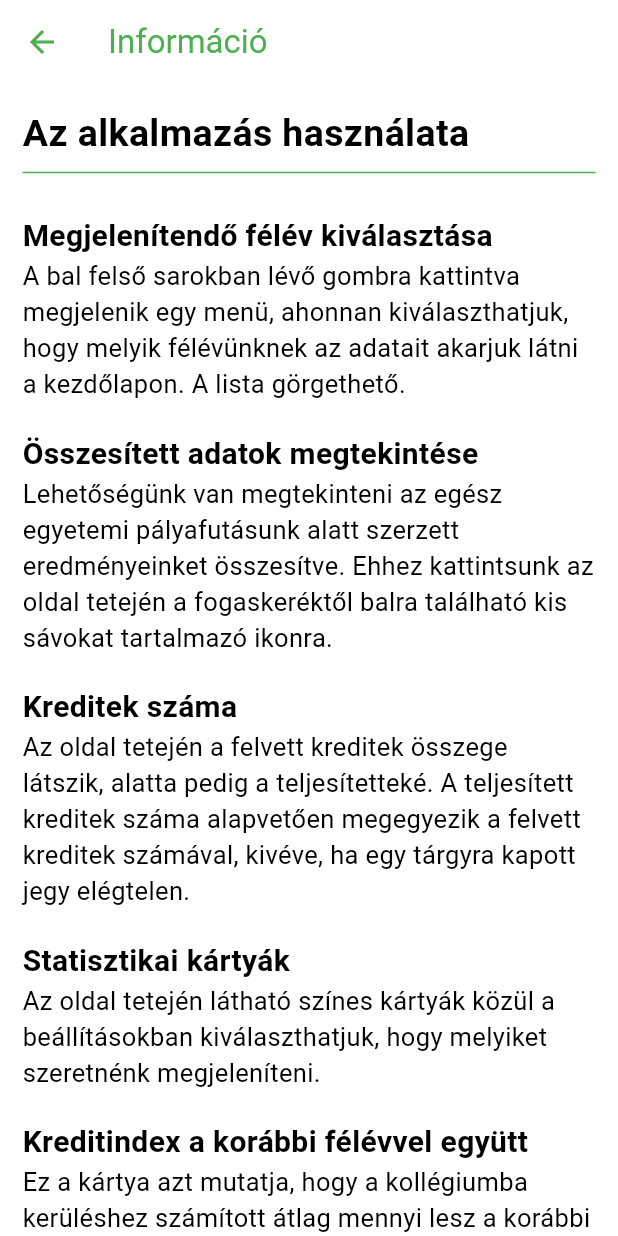
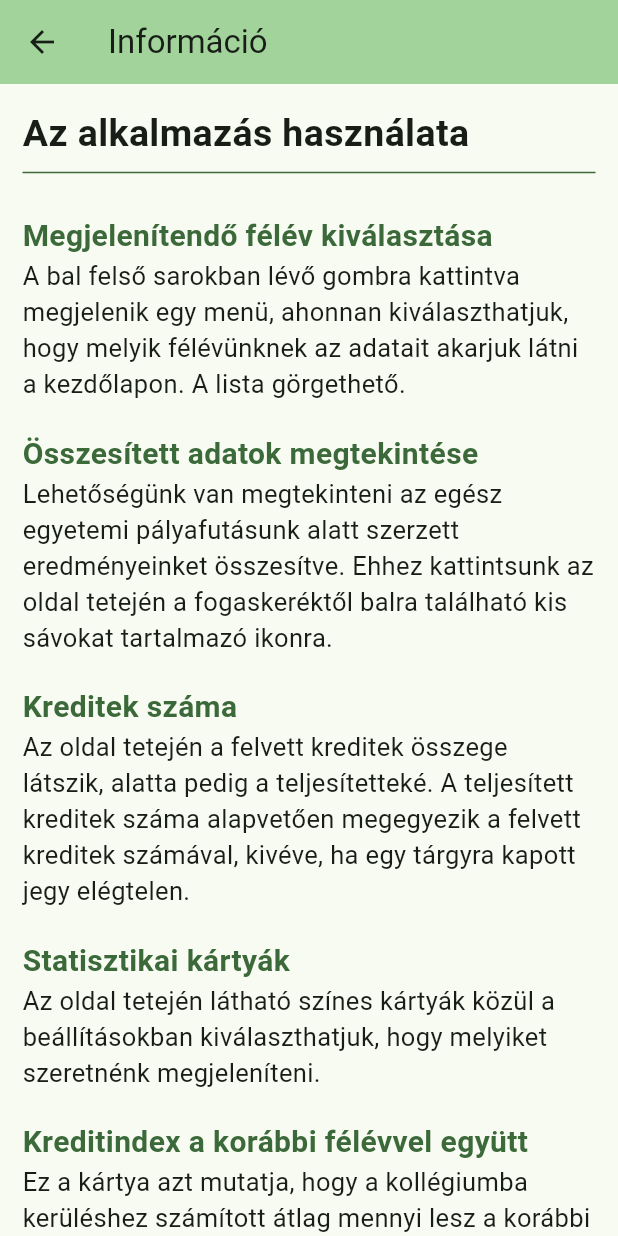
Before and after one commit to balazs003/kreditindex_calculator, a Flutter app: the InfoPage screen opened by its route, on a phone screen of 412 x 824 dp. Run offline on Flutter 3.47's test engine with Material 3 defaults, Android fonts, the phone set to English and light mode, and no system bars; our stand-ins replace adaptive_theme, flutter_slidable, shared_preferences, sqflite; accounts and stored records are empty.

Commit message:
Added support for setting 3 modes of light/dark theme, customized all elements to match that, simplified info page text setting

```diff
--- a/lib/info_page.dart
+++ b/lib/info_page.dart
@@ -1,4 +1,20 @@
 import 'package:flutter/material.dart';
+
+Text headerText(String data, Color color) {
+  return Text(
+    data,
+    style: TextStyle(fontSize: 20, fontWeight: FontWeight.bold, color: color),
+  );
+}
+
+Text descriptionText(String data) {
+  return Text(
+    data,
+    style: const TextStyle(
+      fontSize: 17,
+    ),
+  );
+}
 
 class InfoPage extends StatelessWidget {
   const InfoPage({super.key});
@@ -15,201 +31,116 @@ class InfoPage extends StatelessWidget {
           },
         ),
       ),
-      body: const SingleChildScrollView(
+      body: SingleChildScrollView(
         child: Padding(
-          padding: EdgeInsets.all(15),
+          padding: const EdgeInsets.all(15),
           child: Column(
             crossAxisAlignment: CrossAxisAlignment.start,
             children: [
-              Text(
+              const Text(
                 'Az alkalmazás használata',
-                style: TextStyle(
-                  fontSize: 25,
-                  fontWeight: FontWeight.bold
-                ),
+                style: TextStyle(fontSize: 25, fontWeight: FontWeight.bold),
               ),
-              Divider(color: Colors.green,),
-              SizedBox(height: 20,),
-              Text(
-                'Megjelenítendő félév kiválasztása',
-                style: TextStyle(
-                    fontSize: 20,
-                    fontWeight: FontWeight.bold
-                ),
+              Divider(
+                color: Theme.of(context).colorScheme.primary,
               ),
-              Text(
-                'A bal felső sarokban lévő gombra kattintva megjelenik egy menü, ahonnan kiválaszthatjuk, hogy melyik félévünknek az adatait akarjuk látni a kezdőlapon. A lista görgethető.',
-                style: TextStyle(
-                  fontSize: 17,
-                ),
+              const SizedBox(
+                height: 20,
               ),
-              SizedBox(height: 20,),
-              Text(
-                'Összesített adatok megtekintése',
-                style: TextStyle(
-                    fontSize: 20,
-                    fontWeight: FontWeight.bold
-                ),
+              headerText('Megjelenítendő félév kiválasztása',
+                  Theme.of(context).colorScheme.primary),
+              descriptionText(
+                  'A bal felső sarokban lévő gombra kattintva megjelenik egy menü, ahonnan kiválaszthatjuk, hogy melyik félévünknek az adatait akarjuk látni a kezdőlapon. A lista görgethető.'),
+              const SizedBox(
+                height: 20,
               ),
-              Text(
-                'Lehetőségünk van megtekinteni az egész egyetemi pályafutásunk alatt szerzett eredményeinket összesítve. Ehhez kattintsunk az oldal tetején a fogaskeréktől balra található kis sávokat tartalmazó ikonra.',
-                style: TextStyle(
-                  fontSize: 17,
-                ),
+              headerText('Összesített adatok megtekintése',
+                  Theme.of(context).colorScheme.primary),
+              descriptionText(
+                  'Lehetőségünk van megtekinteni az egész egyetemi pályafutásunk alatt szerzett eredményeinket összesítve. Ehhez kattintsunk az oldal tetején a fogaskeréktől balra található kis sávokat tartalmazó ikonra.'),
+              const SizedBox(
+                height: 20,
               ),
-              SizedBox(height: 20,),
-              Text(
-                'Kreditek száma',
-                style: TextStyle(
-                    fontSize: 20,
-                    fontWeight: FontWeight.bold
-                ),
+              headerText(
+                  'Kreditek száma', Theme.of(context).colorScheme.primary),
+              descriptionText(
+                  'Az oldal tetején a felvett kreditek összege látszik, alatta pedig a teljesítetteké. A teljesített kreditek száma alapvetően megegyezik a felvett kreditek számával, kivéve, ha egy tárgyra kapott jegy elégtelen.'),
+              const SizedBox(
+                height: 20,
               ),
-              Text(
-                'Az oldal tetején a felvett kreditek összege látszik, alatta pedig a teljesítetteké. A teljesített kreditek száma alapvetően megegyezik a felvett kreditek számával, kivéve, ha egy tárgyra kapott jegy elégtelen.',
-                style: TextStyle(
-                  fontSize: 17,
-                ),
+              headerText('Statisztikai kártyák',
+                  Theme.of(context).colorScheme.primary),
+              descriptionText(
+                  'Az oldal tetején látható színes kártyák közül a beállításokban kiválaszthatjuk, hogy melyiket szeretnénk megjeleníteni.'),
+              const SizedBox(
+                height: 20,
               ),
-              SizedBox(height: 20,),
-              Text(
-                'Statisztikai kártyák',
-                style: TextStyle(
-                    fontSize: 20,
-                    fontWeight: FontWeight.bold
-                ),
+              headerText('Kreditindex a korábbi félévvel együtt',
+                  Theme.of(context).colorScheme.primary),
+              descriptionText(
+                  'Ez a kártya azt mutatja, hogy a kollégiumba kerüléshez számított átlag mennyi lesz a korábbi félévben megszerzett átlaggal együtt. Ez az információ a BME VIK-re járó kollégistáknak lehet releváns.'),
+              const SizedBox(
+                height: 20,
               ),
-              Text(
-                'Az oldal tetején látható színes kártyák közül a beállításokban kiválaszthatjuk, hogy melyiket szeretnénk megjeleníteni.',
-                style: TextStyle(
-                    fontSize: 17,
-                ),
+              headerText(
+                  'Új tárgy felvétele', Theme.of(context).colorScheme.primary),
+              descriptionText(
+                'A tantárgyak szöveg alatt található Új tárgy felvétele gomb megnyomása után egy párbeszédablak jelenik meg, amiben megadhatjuk a tárgy nevét és hogy hány kreditet ér (a tárgyra kapott jegyet később szerkeszthetjük). Sikeres hozzáadás esetén a Tantárgyak szekcióban a hozzáadás gomb felett jelennek meg a tárgyak kártyák formájában. Ha a gomb nem látszik, ne ijedjünk meg, az oldal tartalma görgethető.',
               ),
-              SizedBox(height: 20,),
-              Text(
-                'Kreditindex a korábbi félévvel együtt',
-                style: TextStyle(
-                    fontSize: 20,
-                    fontWeight: FontWeight.bold
-                ),
+              const SizedBox(
+                height: 20,
               ),
-              Text(
-                'Ez a kártya azt mutatja, hogy a kollégiumba kerüléshez számított átlag mennyi lesz a korábbi félévben megszerzett átlaggal együtt. Ez az információ a BME VIK-re járó kollégistáknak lehet releváns.',
-                style: TextStyle(
-                  fontSize: 17,
-                ),
+              headerText(
+                  'Jegyek módosítása', Theme.of(context).colorScheme.primary),
+              descriptionText(
+                'A tárgyak kártyáin lévő csúszka használatával módosíthatjuk az adott tárgyra kapott vagy elvárt jegyet. Ezzel egyidejűleg frissülnek a statisztikai kártyák adatai.',
               ),
-              SizedBox(height: 20,),
-              Text(
-                'Új tárgy felvétele',
-                style: TextStyle(
-                    fontSize: 20,
-                    fontWeight: FontWeight.bold
-                ),
+              const SizedBox(
+                height: 20,
               ),
-              Text(
-                'A tantárgyak szöveg alatt található Új tárgy felvétele gomb megnyomása után egy párbeszédablak jelenik meg, amiben megadhatjuk a tárgy nevét és hogy hány kreditet ér (a tárgyra kapott jegyet később szerkeszthetjük). Sikeres hozzáadás esetén a Tantárgyak szekcióban a hozzáadás gomb felett jelennek meg a tárgyak kártyák formájában. Ha a gomb nem látszik, ne ijedjünkk meg, az oldal tartalma görgethető.',
-                style: TextStyle(
-                  fontSize: 17,
-                ),
+              headerText(
+                  'Tárgy megjelölése', Theme.of(context).colorScheme.primary),
+              descriptionText(
+                'A tárgyak kártyáin bal oldalon lévő könyvjelző ikonra bökve megjelölhetjük a tárgyat aszerint, hogy biztosak vagyunk-e az eredményben, vagy még várjuk a végkifejletet. Ilyenkor a tárgyhoz tartozó kártya elemei zöldből sárga, vagy sárgából zöld színre váltanak. Ezzel elkülöníthetjük azokat a tárgyakat, amik eredményében már biztosak vagyunk. Ezt bármikor megváltoztathatjuk.',
               ),
-              SizedBox(height: 20,),
-              Text(
-                'Jegyek módosítása',
-                style: TextStyle(
-                    fontSize: 20,
-                    fontWeight: FontWeight.bold
-                ),
+              const SizedBox(
+                height: 20,
               ),
-              Text(
-                'A tárgyak kártyáin lévő csúszka használatával módosíthatjuk az adott tárgyra kapott vagy elvárt jegyet. Ezzel egyidejűleg frissülnek a statisztikai kártyák adatai.',
-                style: TextStyle(
-                  fontSize: 17,
-                ),
+              headerText(
+                  'Tárgy szerkesztése', Theme.of(context).colorScheme.primary),
+              descriptionText(
+                'Ha egy tárgyat szerkeszteni szeretnénk, akkor húzzuk jobbra a kártyáját, majd a kék mezőre nyomva megjelenik egy ablak, ahol szerkeszthetjük a tárgy adatait.',
               ),
-              SizedBox(height: 20,),
-              Text(
-                'Tárgy megjelölése',
-                style: TextStyle(
-                    fontSize: 20,
-                    fontWeight: FontWeight.bold
-                ),
+              const SizedBox(
+                height: 20,
               ),
-              Text(
-                'A tárgyak kártyáin bal oldalon lévő könyvjelző ikonra bökve megjelölhetjük a tárgyat aszerint, hogy biztosak vagyunk-e az eredményben, vagy még várjuk a végkifejletet. Ilyenkor a tárgyhoz tartozó kártya elemei zöldből sárga, vagy sárgából zöld színre váltanak. Ezzel elkülöníthetjük azokat a tárgyakat, amik eredményében már biztosak vagyunk. Ezt bármikor megváltoztathatjuk.',
-                style: TextStyle(
-                  fontSize: 17,
-                ),
+              headerText(
+                  'Tárgy(ak) törlése', Theme.of(context).colorScheme.primary),
+              descriptionText(
+                'Ha egy tárgyat törölni szeretnénk, akkor húzzuk balra a kártyáját, majd a piros mezőre nyomva megjelenik egy ablak, ahol megerősíthetjük a törlést. Ha sok tárgyat szeretnénk törölni, ezek együttes törlését elvégezhetjük a beállítások menüből.',
               ),
-              SizedBox(height: 20,),
-              Text(
-                'Tárgy szerkesztése',
-                style: TextStyle(
-                    fontSize: 20,
-                    fontWeight: FontWeight.bold
-                ),
+              const SizedBox(
+                height: 20,
               ),
-              Text(
-                'Ha egy tárgyat szerkeszteni szeretnénk, akkor húzzuk jobbra a kártyáját, majd a kék mezőre nyomva megjelenik egy ablak, ahol szerkeszthetjük a tárgy adatait.',
-                style: TextStyle(
-                  fontSize: 17,
-                ),
+              headerText(
+                  'Tárgyak átrendezése', Theme.of(context).colorScheme.primary),
+              descriptionText(
+                'Tartsuk nyomva egy tárgy kártyáját, és húzzuk a kívánt pozícióba, így átrendezhetjük a tárgyaink sorrendjét.',
               ),
-              SizedBox(height: 20,),
-              Text(
-                'Tárgy(ak) törlése',
-                style: TextStyle(
-                    fontSize: 20,
-                    fontWeight: FontWeight.bold
-                ),
+              const SizedBox(
+                height: 20,
               ),
-              Text(
-                'Ha egy tárgyat törölni szeretnénk, akkor húzzuk balra a kártyáját, majd a piros mezőre nyomva megjelenik egy ablak, ahol megerősíthetjük a törlést. Ha sok tárgyat szeretnénk törölni, ezek együttes törlését elvégezhetjük a beállítások menüből.',
-                style: TextStyle(
-                  fontSize: 17,
-                ),
+              headerText('Osztó értéke', Theme.of(context).colorScheme.primary),
+              descriptionText(
+                'A beállítások menüben megadhatjuk, hogy kreditérték számításnál mennyivel osszon a program, például kollégiumba bekerüléshez, vagy ösztöndíjhez szükséges átlag számításakor ez hasznos lehet.',
               ),
-              SizedBox(height: 20,),
-              Text(
-                'Tárgyak átrendezése',
-                style: TextStyle(
-                    fontSize: 20,
-                    fontWeight: FontWeight.bold
-                ),
+              const SizedBox(
+                height: 20,
               ),
-              Text(
-                'Tartsuk nyomva egy tárgy kártyáját, és húzzuk a kívánt pozícióba, így átrendezhetjük a tárgyaink sorrendjét.',
-                style: TextStyle(
-                  fontSize: 17,
-                ),
-              ),
-              SizedBox(height: 20,),
-              Text(
-                'Osztó értéke',
-                style: TextStyle(
-                    fontSize: 20,
-                    fontWeight: FontWeight.bold
-                ),
-              ),
-              Text(
-                'A beállítások menüben megadhatjuk, hogy kreditérték számításnál mennyivel osszon a program, például kollégiumba bekerüléshez, vagy ösztöndíjhez szükséges átlag számításakor ez hasznos lehet.',
-                style: TextStyle(
-                  fontSize: 17,
-                ),
-              ),
-              SizedBox(height: 20,),
-              Text(
-                'Alkalmazás verziója',
-                style: TextStyle(
-                    fontSize: 20,
-                    fontWeight: FontWeight.bold
-                ),
-              ),
-              Text(
-                '2.0.1.0',
-                style: TextStyle(
-                  fontSize: 17,
-                ),
+              headerText(
+                  'Alkalmazás verziója', Theme.of(context).colorScheme.primary),
+              descriptionText(
+                '2.0.2.0',
               ),
             ],
           ),
--- a/pubspec.yaml
+++ b/pubspec.yaml
@@ -34,6 +34,7 @@ dependencies:
   flutter_slidable: ^3.1.0
   sqflite: ^2.0.0+4
   path: ^1.8.1
+  adaptive_theme: ^3.6.0
 
 
   # The following adds the Cupertino Icons font to your application.
```
Also changed, not shown: lib/homepage.dart (+12 -18 lines), lib/main.dart (+19 -3 lines), lib/settings_page.dart (+97 -27 lines), pubspec.lock.
